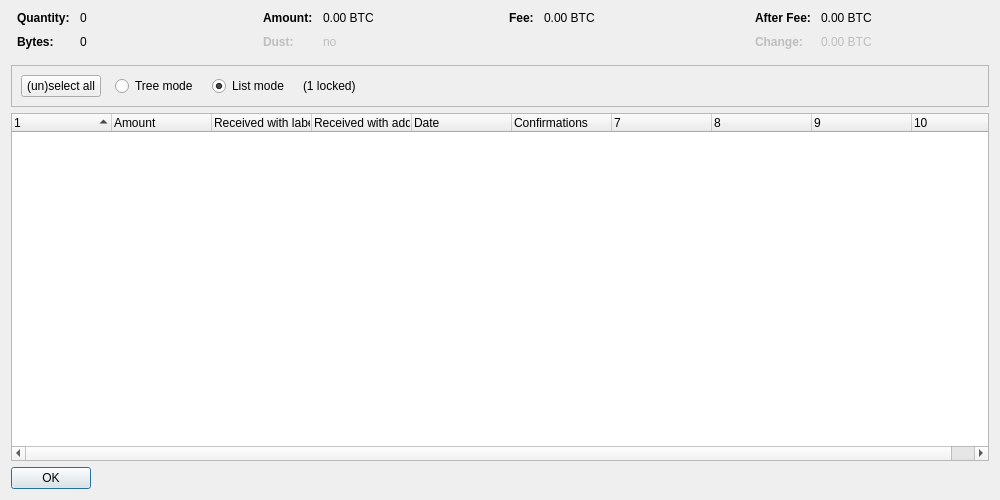
First picture: the form in src/qt/forms/coincontroldialog.ui, repository Global-localhost/TurboCoin, before the edit.
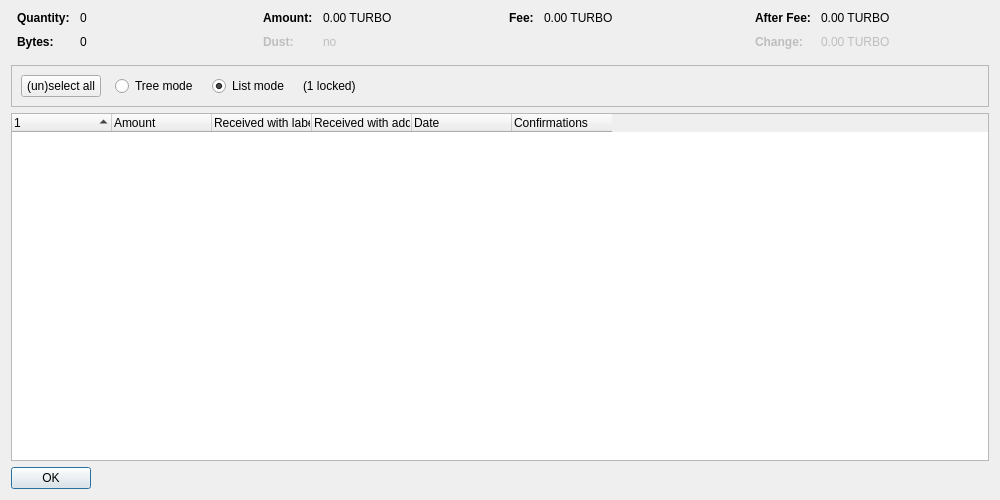
Second picture: the form after the edit. Custom widgets are drawn as their Qt base class.

Patch:
```diff
--- a/src/qt/forms/coincontroldialog.ui
+++ b/src/qt/forms/coincontroldialog.ui
@@ -132,7 +132,7 @@
           <enum>Qt::ActionsContextMenu</enum>
          </property>
          <property name="text">
-          <string notr="true">0.00 BTC</string>
+          <string notr="true">0.00 TURBO</string>
          </property>
          <property name="textInteractionFlags">
           <set>Qt::LinksAccessibleByMouse|Qt::TextSelectableByKeyboard|Qt::TextSelectableByMouse</set>
@@ -212,7 +212,7 @@
           <enum>Qt::ActionsContextMenu</enum>
          </property>
          <property name="text">
-          <string notr="true">0.00 BTC</string>
+          <string notr="true">0.00 TURBO</string>
          </property>
          <property name="textInteractionFlags">
           <set>Qt::LinksAccessibleByMouse|Qt::TextSelectableByKeyboard|Qt::TextSelectableByMouse</set>
@@ -257,7 +257,7 @@
           <enum>Qt::ActionsContextMenu</enum>
          </property>
          <property name="text">
-          <string notr="true">0.00 BTC</string>
+          <string notr="true">0.00 TURBO</string>
          </property>
          <property name="textInteractionFlags">
           <set>Qt::LinksAccessibleByMouse|Qt::TextSelectableByKeyboard|Qt::TextSelectableByMouse</set>
@@ -292,7 +292,7 @@
           <enum>Qt::ActionsContextMenu</enum>
          </property>
          <property name="text">
-          <string notr="true">0.00 BTC</string>
+          <string notr="true">0.00 TURBO</string>
          </property>
          <property name="textInteractionFlags">
           <set>Qt::LinksAccessibleByMouse|Qt::TextSelectableByKeyboard|Qt::TextSelectableByMouse</set>
@@ -402,7 +402,7 @@
       <bool>false</bool>
      </property>
      <property name="columnCount">
-      <number>10</number>
+      <number>6</number>
      </property>
      <attribute name="headerShowSortIndicator" stdset="0">
       <bool>true</bool>
```
Left out of the diff: 2 changed lines with no effect on the pictures.
